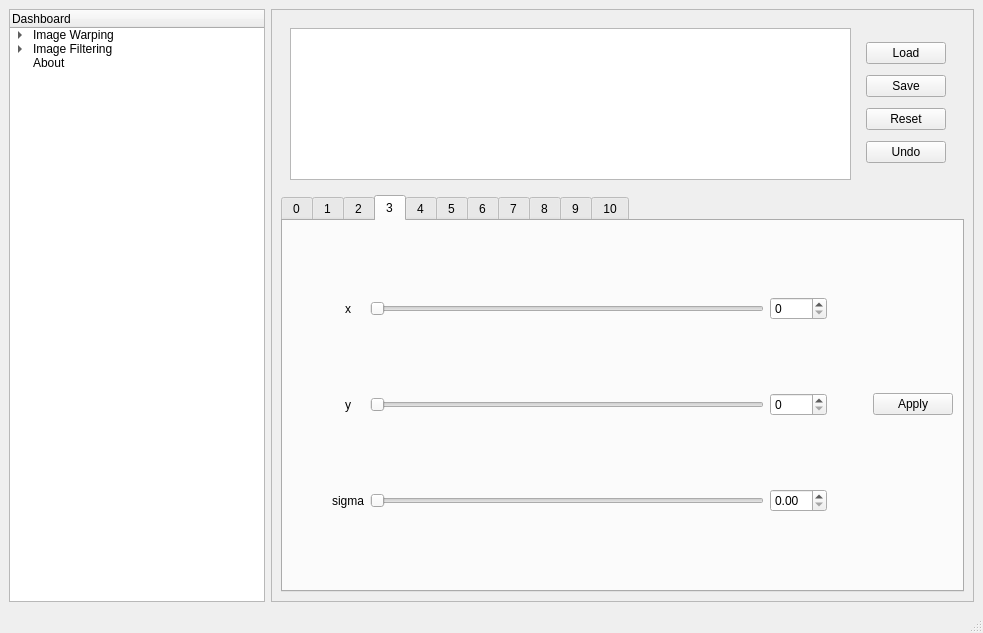
elifcansuyildiz/ImageProcessingQtApplication, file mainwindow.ui: the form before one commit.
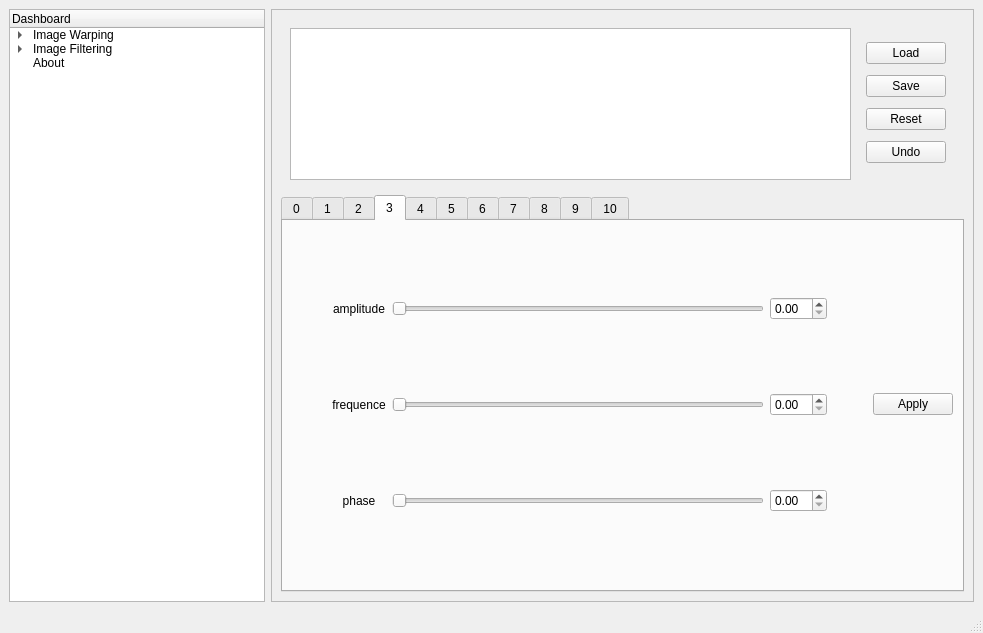
The form after the commit. The open tabs and pages were chosen to show the change.

Patch:
```diff
--- a/mainwindow.ui
+++ b/mainwindow.ui
@@ -894,17 +894,17 @@
              <item row="2" column="1">
               <widget class="QLabel" name="label_13">
                <property name="text">
-                <string>sigma</string>
+                <string>phase</string>
                </property>
                <property name="alignment">
-                <set>Qt::AlignRight|Qt::AlignTrailing|Qt::AlignVCenter</set>
+                <set>Qt::AlignCenter</set>
                </property>
               </widget>
              </item>
              <item row="1" column="1">
               <widget class="QLabel" name="label_14">
                <property name="text">
-                <string>y</string>
+                <string>frequence</string>
                </property>
                <property name="alignment">
                 <set>Qt::AlignCenter</set>
@@ -940,20 +940,13 @@
              <item row="0" column="1">
               <widget class="QLabel" name="label_12">
                <property name="text">
-                <string>x</string>
+                <string>amplitude</string>
                </property>
                <property name="alignment">
                 <set>Qt::AlignCenter</set>
                </property>
               </widget>
              </item>
-             <item row="0" column="3">
-              <widget class="QSpinBox" name="waves_x_spinbox">
-               <property name="accessibleName">
-                <string>x</string>
-               </property>
-              </widget>
-             </item>
              <item row="0" column="4">
               <spacer name="horizontalSpacer_11">
                <property name="orientation">
@@ -980,13 +973,6 @@
                </property>
               </spacer>
              </item>
-             <item row="1" column="3">
-              <widget class="QSpinBox" name="waves_y_spinbox">
-               <property name="accessibleName">
-                <string>y</string>
-               </property>
-              </widget>
-             </item>
              <item row="2" column="2">
               <widget class="QSlider" name="waves_sigma_slider">
                <property name="orientation">
@@ -1049,6 +1035,20 @@
                </property>
               </spacer>
              </item>
+             <item row="0" column="3">
+              <widget class="QDoubleSpinBox" name="waves_amplitude_spinbox">
+               <property name="accessibleName">
+                <string>amplitude</string>
+               </property>
+              </widget>
+             </item>
+             <item row="1" column="3">
+              <widget class="QDoubleSpinBox" name="waves_freq_spinbox">
+               <property name="accessibleName">
+                <string>frequency</string>
+               </property>
+              </widget>
+             </item>
             </layout>
            </item>
           </layout>
```
Left out of the diff: 98 changed lines with no effect on the pictures.
